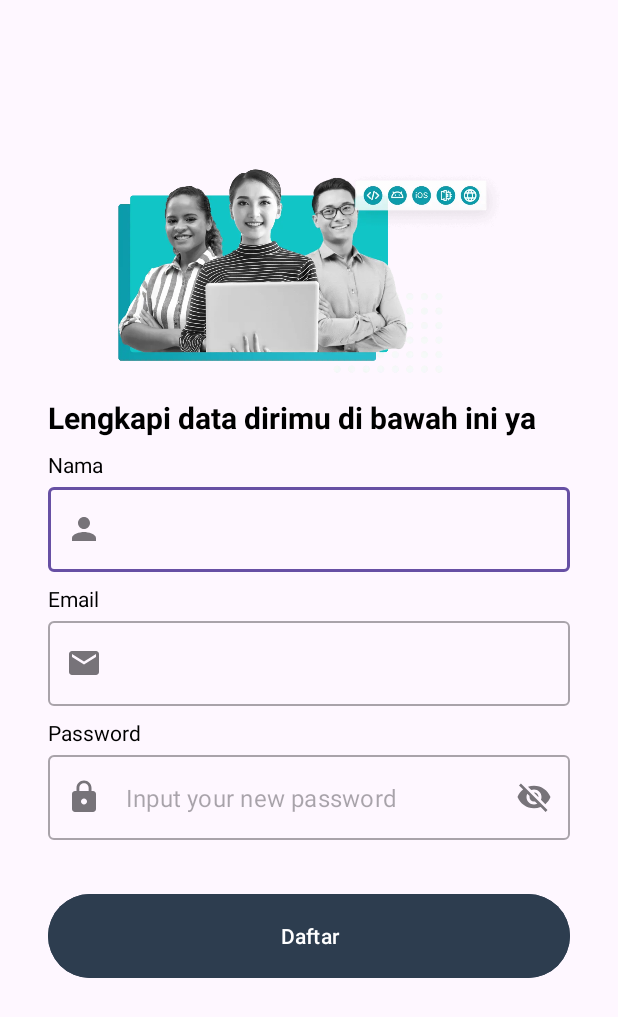
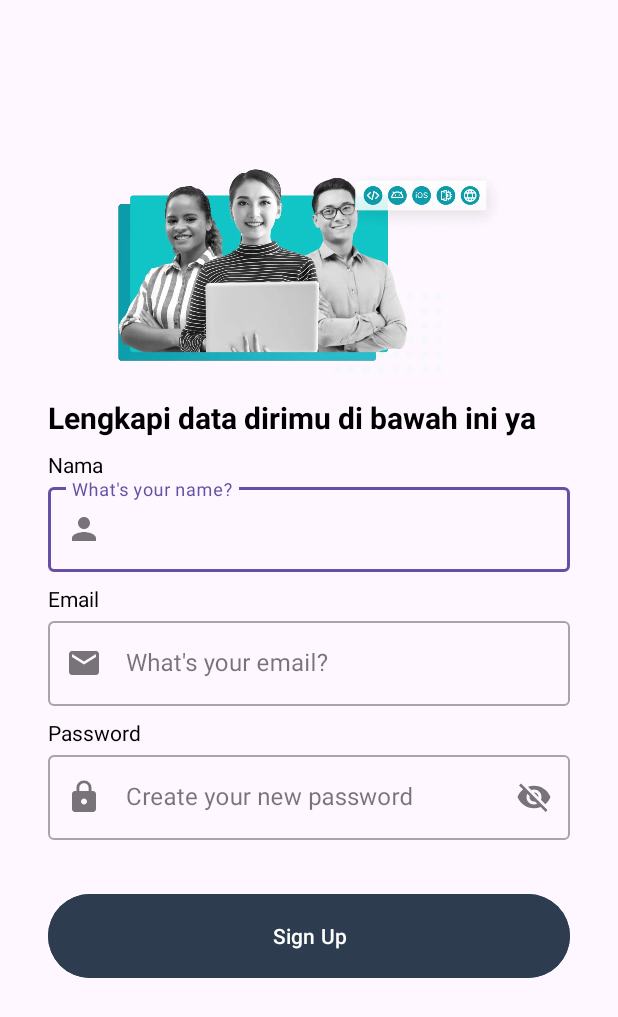
Before and after one commit to ImamMunif/Submission-Android-Intermediate, an Android app: the SignupActivity screen opened directly, with no data from a screen before it, after a tap on an icon or button, on a phone screen of 412 x 824 dp. Shown: the top 1017 px of the screen. Run offline under Robolectric (Android 15) with nearby library versions, the phone set to English and light mode, and no system bars.

Commit message:
email regex validation & add warning

```diff
--- a/app/src/main/java/com/dicoding/storysubmission/view/signup/SignupPassEditText.kt
+++ b/app/src/main/java/com/dicoding/storysubmission/view/signup/SignupPassEditText.kt
@@ -23,7 +23,7 @@ class SignupPassEditText @JvmOverloads constructor(
 
             override fun onTextChanged(s: CharSequence?, start: Int, before: Int, after: Int) {
                 if (s.toString().length < 8) {
-                    setError("Inputan tidak boleh kurang dari 8 karakter", null)
+                    setError("Must not be less than 8 characters", null)
                 } else {
                     error = null
                 }
@@ -37,7 +37,7 @@ class SignupPassEditText @JvmOverloads constructor(
 
     override fun onDraw(canvas: Canvas) {
         super.onDraw(canvas)
-        hint = "Input your new password"
+        //  hint = "Input your new password"
         textAlignment = View.TEXT_ALIGNMENT_VIEW_START
     }
 
--- a/app/src/main/res/layout/activity_signup.xml
+++ b/app/src/main/res/layout/activity_signup.xml
@@ -62,6 +62,7 @@
             android:layout_width="match_parent"
             android:layout_height="wrap_content"
             android:ems="10"
+            android:hint="@string/inputYourNewName"
             android:inputType="text" />
     </com.google.android.material.textfield.TextInputLayout>
 
@@ -93,6 +94,7 @@
             android:layout_width="match_parent"
             android:layout_height="wrap_content"
             android:ems="10"
+            android:hint="@string/inputYourNewEmail"
             android:inputType="textEmailAddress" />
     </com.google.android.material.textfield.TextInputLayout>
 
@@ -125,7 +127,9 @@
             android:layout_width="match_parent"
             android:layout_height="wrap_content"
             android:ems="10"
+            android:hint="@string/inputYourNewPass"
             android:inputType="textPassword" />
+
     </com.google.android.material.textfield.TextInputLayout>
 
     <Button
--- a/app/src/main/res/values/strings.xml
+++ b/app/src/main/res/values/strings.xml
@@ -1,7 +1,7 @@
 <resources>
     <string name="app_name">StorySubmission</string>
-    <string name="signup">Daftar</string>
-    <string name="login">Masuk</string>
+    <string name="signup">Sign Up</string>
+    <string name="login">Log In</string>
     <string name="message_welcome_page">Mau belajar Android, iOS, Machine Learning, Cloud, Front-End, Back-End, dan bidang IT lainnya? Di Dicoding aja!</string>
     <string name="title_welcome_page">Selamat datang di Dicoding!</string>
     <string name="title_signup_page">Lengkapi data dirimu di bawah ini ya</string>
@@ -12,6 +12,9 @@
     <string name="name">Nama</string>
     <string name="message_main_page">Selamat Belajar di Dicoding.</string>
     <string name="greeting">Halo %1$s,</string>
-    <string name="logout">Keluar</string>
+    <string name="logout">Log Out</string>
+    <string name="inputYourNewName">What\'s your name?</string>
+    <string name="inputYourNewEmail">What\'s your email?</string>
+    <string name="inputYourNewPass">Create your new password</string>
 
 </resources>
```
Also changed, not shown: app/src/main/java/com/dicoding/storysubmission/view/signup/SignupActivity.kt (+32 -3 lines).
